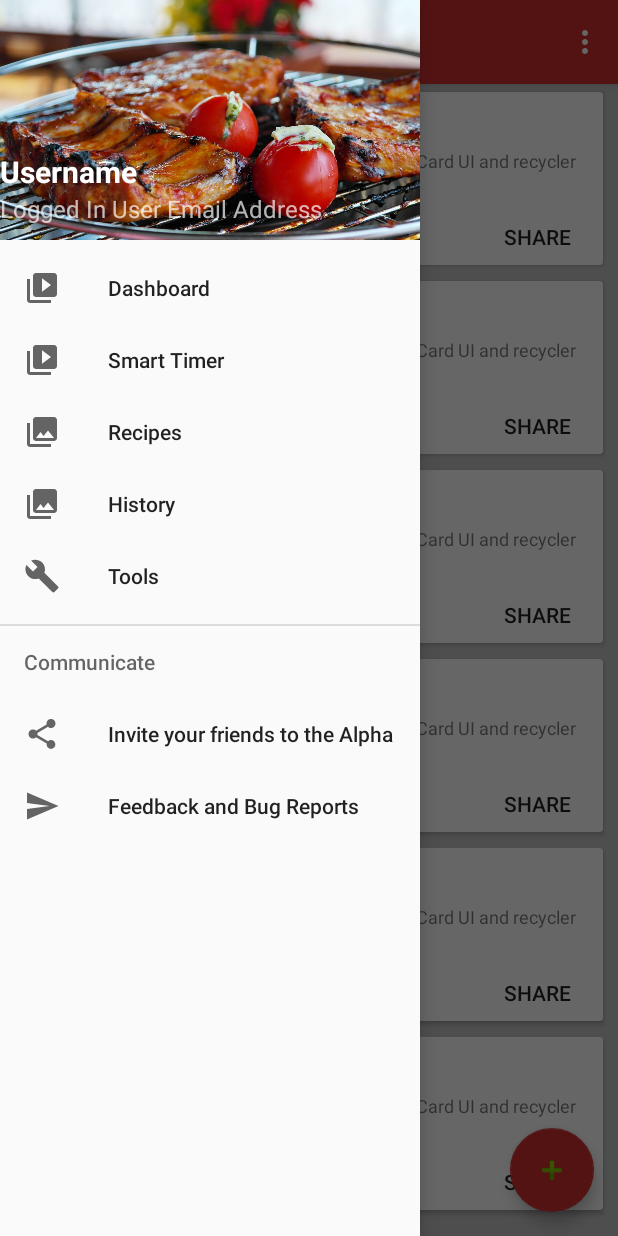
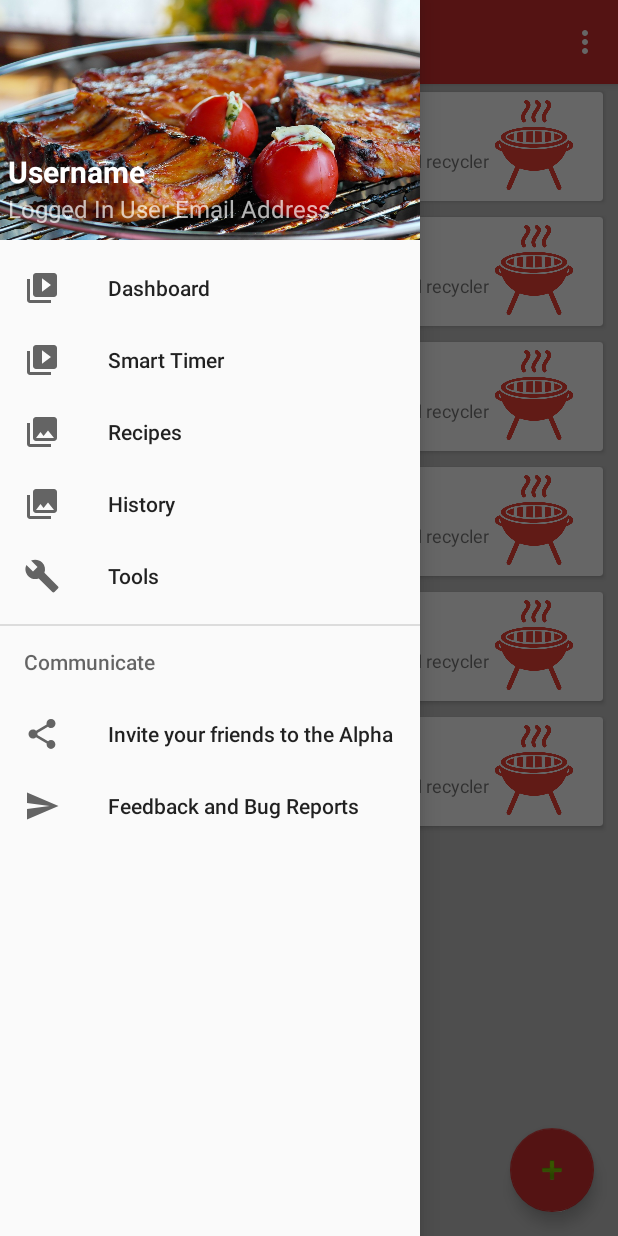
Before and after one commit to soulroyale/Bbq2016Ap, an Android app: the screen it shows after launch (MainActivity), with the side drawer open, on a phone screen of 412 x 824 dp. Run offline under Robolectric (Android 15) with nearby library versions, the phone set to English and light mode, and no system bars; 1 statement that could not run was skipped.

Commit message:
Including animation overides for slide removed buttons from cards
Todo:
- Main Card UI Buttons not functiontal.

```diff
--- a/mobile/build.gradle
+++ b/mobile/build.gradle
@@ -7,8 +7,8 @@ android {
         applicationId "com.jalee.bbqbuddy"
         minSdkVersion 16
         targetSdkVersion 23
-        versionCode 7
-        versionName "0.35"
+        versionCode 9
+        versionName "0.37"
     }
     buildTypes {
         release {
@@ -35,5 +35,4 @@ dependencies {
     compile 'com.android.support:design:23.1.1'
     compile 'com.android.support:cardview-v7:23.0.+'
     compile 'com.android.support:recyclerview-v7:23.0.+'
-
 }
--- a/mobile/src/main/java/com/jalee/bbqbuddy/CardAdapter.java
+++ b/mobile/src/main/java/com/jalee/bbqbuddy/CardAdapter.java
@@ -69,12 +69,8 @@ public class CardAdapter extends RecyclerView.Adapter<CardAdapter.ViewHolder> {
             cardimage = (ImageView) itemView.findViewById(R.id.cardimage);
             cardtitle = (TextView) itemView.findViewById(R.id.cardtitle);
             cardsubtitle = (TextView) itemView.findViewById(R.id.carddesc);
-            cardlikebtn = (Button) itemView.findViewById(R.id.btnLike);
-            cardlikebtn.setOnClickListener(this);
-            cardfavbutton = (Button) itemView.findViewById(R.id.btnFavourite);
-            cardfavbutton.setOnClickListener(this);
-            cardsharebutton = (Button) itemView.findViewById(R.id.btnShare);
-            cardsharebutton.setOnClickListener(this);
+            //cardlikebtn = (Button) itemView.findViewById(R.id.btnLike);
+            //cardlikebtn.setOnClickListener(this);
         }
 
 
--- a/mobile/src/main/java/com/jalee/bbqbuddy/MainActivity.java
+++ b/mobile/src/main/java/com/jalee/bbqbuddy/MainActivity.java
@@ -112,6 +112,7 @@ public class MainActivity extends AppCompatActivity
         //noinspection SimplifiableIfStatement
         if (id == R.id.action_settings) {
             Intent intent = new Intent(this, About.class);
+
             startActivity(intent);
             return true;
         }
--- /dev/null
+++ b/mobile/src/main/res/anim/stationary.xml
@@ -0,0 +1,5 @@
+<?xml version="1.0" encoding="utf-8"?>
+<translate
+    xmlns:android="http://schemas.android.com/apk/res/android"
+    android:duration="@android:integer/config_longAnimTime">
+</translate>
--- a/mobile/src/main/res/layout/card_view.xml
+++ b/mobile/src/main/res/layout/card_view.xml
@@ -13,14 +13,14 @@
         android:layout_width="match_parent"
         android:layout_height="wrap_content"
         android:paddingTop="5dp"
-        android:paddingBottom="0dp"
+        android:paddingBottom="5dp"
         >
 
         <ImageView
             android:layout_width="60dp"
             android:layout_height="60dp"
             android:id="@+id/cardimage"
-            android:layout_alignParentLeft="true"
+            android:layout_alignParentRight="true"
             android:layout_alignParentTop="true"
 
             android:layout_marginRight="16dp"
@@ -30,56 +30,26 @@
             android:layout_width="wrap_content"
             android:layout_height="24dp"
             android:id="@+id/cardtitle"
-            android:layout_toRightOf="@+id/cardimage"
             android:layout_alignParentTop="true"
             android:text="Sample Title Sample Title Sample Title Sample Title"
             android:textSize="18dp"
+            android:paddingLeft="5dp"
+            android:layout_toLeftOf="@+id/cardimage"
+            android:layout_toStartOf="@+id/cardimage"
+            android:layout_alignParentLeft="true"
             />
 
         <TextView
             android:layout_width="wrap_content"
             android:layout_height="30dp"
             android:id="@+id/carddesc"
-            android:layout_toRightOf="@+id/cardimage"
             android:layout_below="@+id/cardtitle"
             android:layout_marginTop="8dp"
             android:text="Sample Description, Sample Description, Sample Description, Sample Description, Sample Description, Sample Description, Sample Description, Sample Description, Sample Description, "
             android:textSize="12dp"
-            />
-
-        <Button
-            android:layout_width="wrap_content"
-            android:layout_height="wrap_content"
-            android:text="Like"
-            android:id="@+id/btnLike"
-            android:layout_below="@+id/carddesc"
-            android:layout_alignParentLeft="true"
-            android:background="#00ffffff"
-            android:paddingTop="10dp"
-            android:clickable="true" />
-
-
-        <Button
-            android:layout_width="wrap_content"
-            android:layout_height="wrap_content"
-            android:text="Favourite"
-            android:id="@+id/btnFavourite"
-            android:layout_below="@+id/carddesc"
-            android:layout_centerHorizontal="true"
-            android:background="#00ffffff"
-            android:paddingTop="10dp"
-            android:clickable="true" />
-
-        <Button
-            android:layout_width="wrap_content"
-            android:layout_height="wrap_content"
-            android:text="Share"
-            android:id="@+id/btnShare"
-            android:layout_below="@id/carddesc"
-            android:layout_alignParentRight="true"
-            android:background="#00ffffff"
-            android:paddingTop="10dp"
-            android:clickable="true" />
+            android:paddingLeft="5dp"
+            android:layout_toLeftOf="@+id/cardimage"
+            android:layout_toStartOf="@+id/cardimage" />
 
     </RelativeLayout>
 
--- a/mobile/src/main/res/layout/nav_header_main.xml
+++ b/mobile/src/main/res/layout/nav_header_main.xml
@@ -25,6 +25,7 @@
         android:layout_height="wrap_content"
         android:layout_alignParentBottom="true"
         android:layout_marginBottom="10dp"
+        android:paddingLeft="5dp"
         android:text="Logged In User Email Address"
         android:id="@+id/userEmail"
         android:textSize="16sp" />/>
@@ -34,6 +35,7 @@
         android:layout_height="wrap_content"
         android:layout_above="@+id/userEmail"
         android:layout_alignParentLeft="true"
+        android:paddingLeft="5dp"
         android:text="Username"
         android:id="@+id/userName"
         android:textStyle="bold"
```
Also changed, not shown: mobile/src/main/java/com/jalee/bbqbuddy/About.java (+7 -1 lines), mobile/src/main/res/anim/slide_in.xml (added, +7 -0 lines), mobile/src/main/res/anim/slide_out.xml (added, +7 -0 lines).
